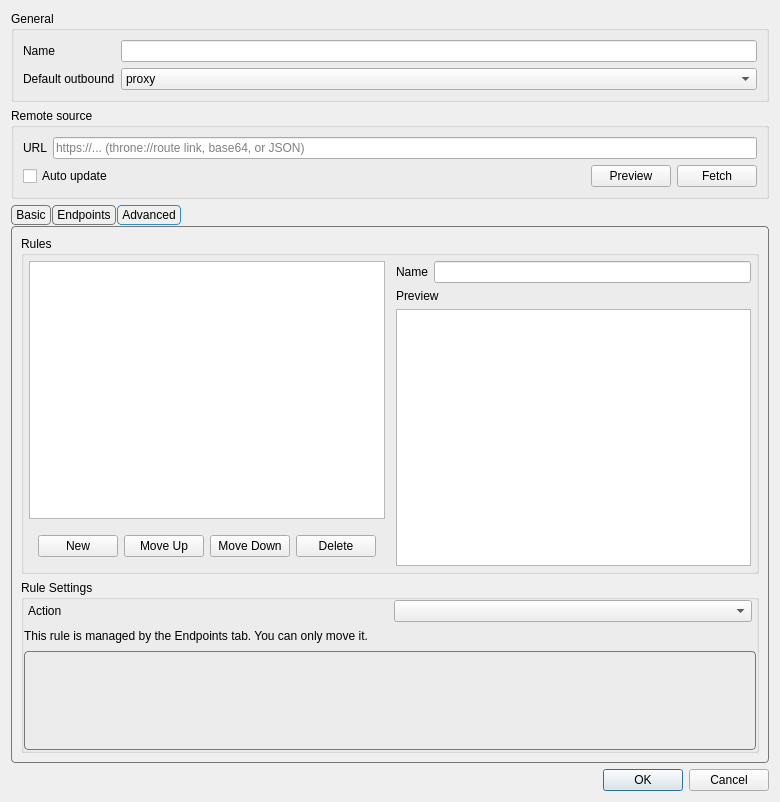
Qt form upstream/include/ui/setting/RouteItem.ui (hopol/throne-mirror) before a commit.
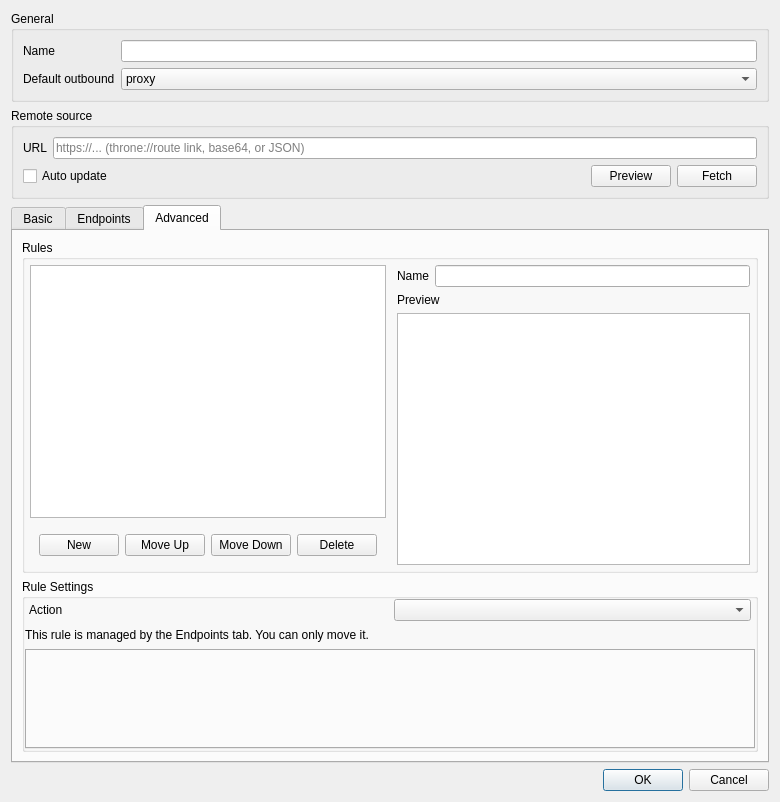
The same form after that commit. The open tabs and pages were chosen to show the change.

```diff
--- a/upstream/include/ui/setting/RouteItem.ui
+++ b/upstream/include/ui/setting/RouteItem.ui
@@ -140,38 +140,6 @@
    </item>
    <item>
     <widget class="QTabWidget" name="tabWidget">
-     <property name="styleSheet">
-      <string notr="true">QTabWidget::pane {
-    margin-top: 1px;
-    border: 1px solid #777777;
-    border-radius: 4px;
-}
-
-QTabBar {
-    background: transparent;
-    qproperty-drawBase: 0;
-}
-
-QTabBar::tab {
-    border: 1px solid #777777;
-    border-radius: 4px;
-
-    padding: 2px 4px;
-    margin-right: 1px;
-}
-
-QTabBar::tab:selected {
-    border: 1px solid palette(highlight);
-}
-
-QTabBar::tab:!selected {
-    border: 1px solid #777777;
-}
-
-QTabBar::tab:hover:!selected {
-    border: 1px solid #777777;
-}</string>
-     </property>
      <property name="currentIndex">
       <number>0</number>
      </property>
@@ -508,38 +476,6 @@
               <height>100</height>
              </size>
             </property>
-            <property name="styleSheet">
-             <string notr="true">QTabWidget::pane {
-    margin-top: 1px;
-    border: 1px solid #777777;
-    border-radius: 4px;
-}
-
-QTabBar {
-    background: transparent;
-    qproperty-drawBase: 0;
-}
-
-QTabBar::tab {
-    border: 1px solid #777777;
-    border-radius: 4px;
-
-    padding: 2px 4px;
-    margin-right: 1px;
-}
-
-QTabBar::tab:selected {
-    border: 1px solid palette(highlight);
-}
-
-QTabBar::tab:!selected {
-    border: 1px solid #777777;
-}
-
-QTabBar::tab:hover:!selected {
-    border: 1px solid #777777;
-}</string>
-            </property>
             <property name="currentIndex">
              <number>-1</number>
             </property>
```
